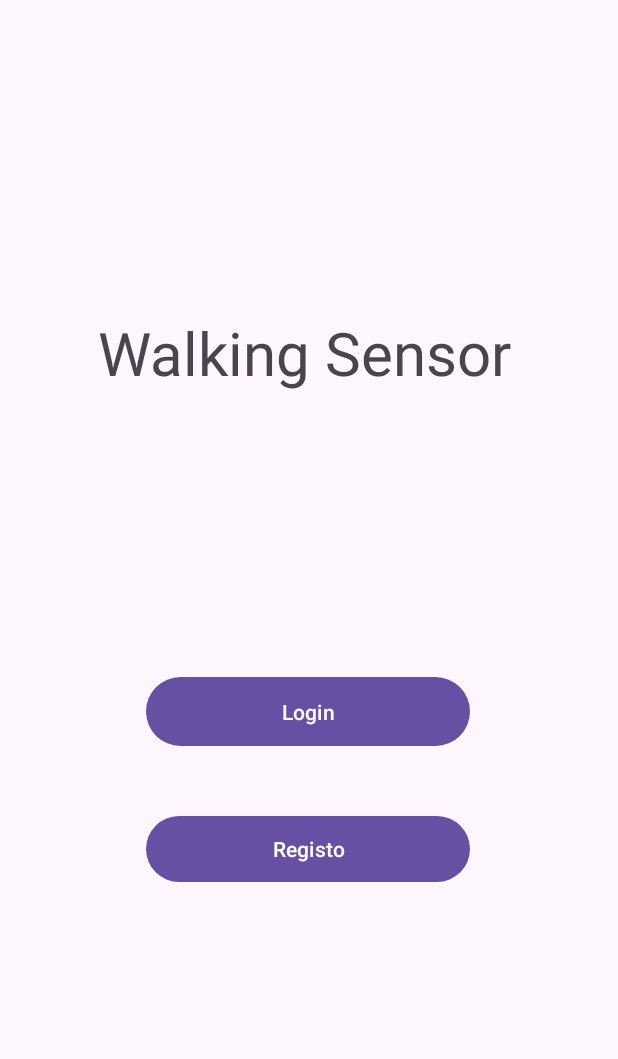
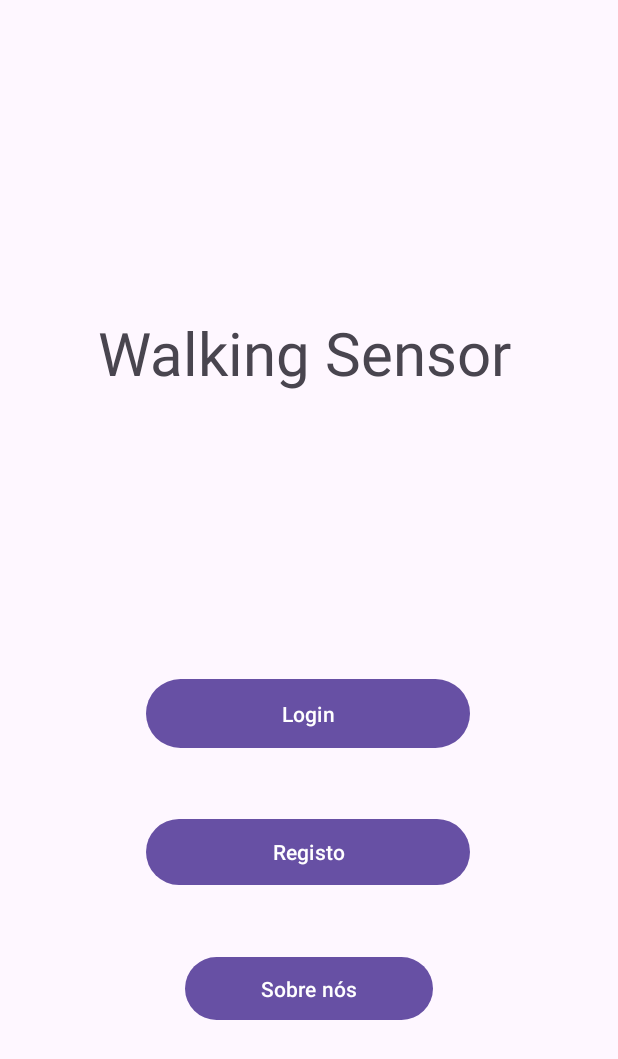
Before and after one commit to Rebolas/SphereMaze, an Android app: the layout activity_landing.xml on its own in the app's theme, with its tools: preview values and no code run, on a phone screen of 412 x 824 dp. Shown: the top 1059 px of the screen. Run offline under Robolectric (Android 15) with nearby library versions, the phone set to English and light mode, and no system bars.

Commit message:
Criação da view Sobre Nos e respetivas ligações

```diff
--- a/app/src/main/AndroidManifest.xml
+++ b/app/src/main/AndroidManifest.xml
@@ -17,6 +17,9 @@
         android:usesCleartextTraffic="true"
         tools:targetApi="31">
         <activity
+            android:name="pt.ipt.walkingsensor.SobreNos"
+            android:exported="false" />
+        <activity
             android:name="pt.ipt.walkingsensor.Level2"
             android:exported="false" />
         <activity
@@ -33,7 +36,7 @@
             android:exported="false" />
         <activity
             android:name="pt.ipt.walkingsensor.LoginActivity"
-            android:exported="false"></activity> <!-- MainActivity -->
+            android:exported="false" /> <!-- MainActivity -->
         <activity android:name="pt.ipt.walkingsensor.MainActivity" /> <!-- Level1Activity -->
         <activity android:name="pt.ipt.walkingsensor.Level1" />
     </application>
--- a/app/src/main/java/pt/ipt/walkingsensor/LandingActivity.kt
+++ b/app/src/main/java/pt/ipt/walkingsensor/LandingActivity.kt
@@ -22,5 +22,11 @@ class LandingActivity : AppCompatActivity() {
             val intent = Intent(this@LandingActivity, Register::class.java)
             startActivity(intent)
         }
+
+        val sobreButton = findViewById<Button>(R.id.ButtonSobre)
+        sobreButton.setOnClickListener {
+            val intent = Intent(this@LandingActivity, SobreNos::class.java)
+            startActivity(intent)
+        }
     }
 }
--- a/app/src/main/res/layout/activity_landing.xml
+++ b/app/src/main/res/layout/activity_landing.xml
@@ -35,10 +35,20 @@
         android:id="@+id/RegisterButLanding"
         android:layout_width="216dp"
         android:layout_height="52dp"
-        android:layout_marginBottom="232dp"
+        android:layout_marginBottom="40dp"
         android:text="Registo"
-        app:layout_constraintBottom_toBottomOf="parent"
+        app:layout_constraintBottom_toTopOf="@+id/ButtonSobre"
         app:layout_constraintEnd_toEndOf="parent"
         app:layout_constraintHorizontal_bias="0.497"
         app:layout_constraintStart_toStartOf="parent" />
+
+    <Button
+        android:id="@+id/ButtonSobre"
+        android:layout_width="165dp"
+        android:layout_height="50dp"
+        android:layout_marginBottom="140dp"
+        android:text="Sobre nós"
+        app:layout_constraintBottom_toBottomOf="parent"
+        app:layout_constraintEnd_toEndOf="parent"
+        app:layout_constraintStart_toStartOf="parent" />
 </androidx.constraintlayout.widget.ConstraintLayout>
```
Also changed, not shown: app/src/main/java/pt/ipt/walkingsensor/SobreNos.kt (added, +20 -0 lines), app/src/main/res/layout/activity_sobre_nos.xml (added, +21 -0 lines).
